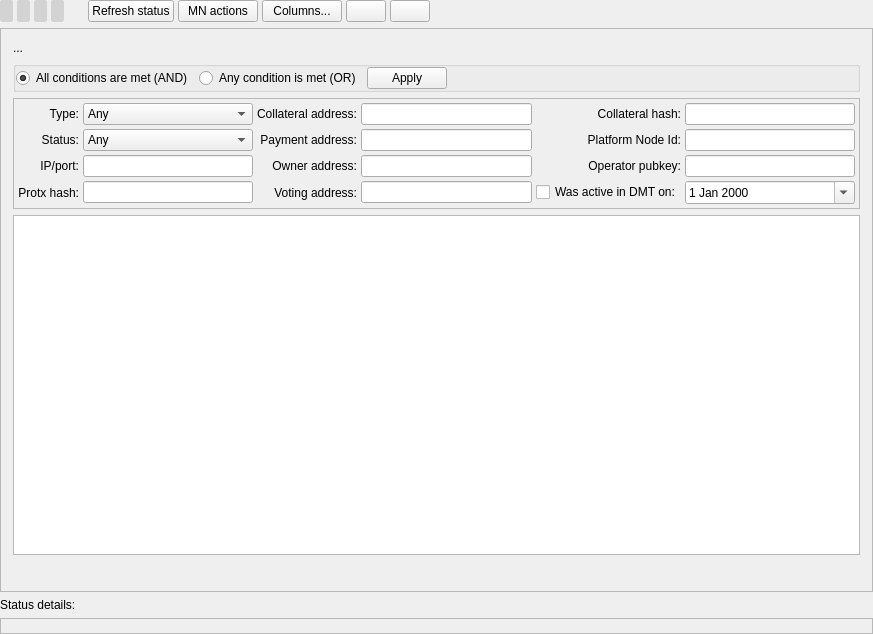
Before: the Qt Designer form src/ui/ui_app_main_view_wdg.ui in Bertrand256/dash-masternode-tool, drawn with Qt 5.
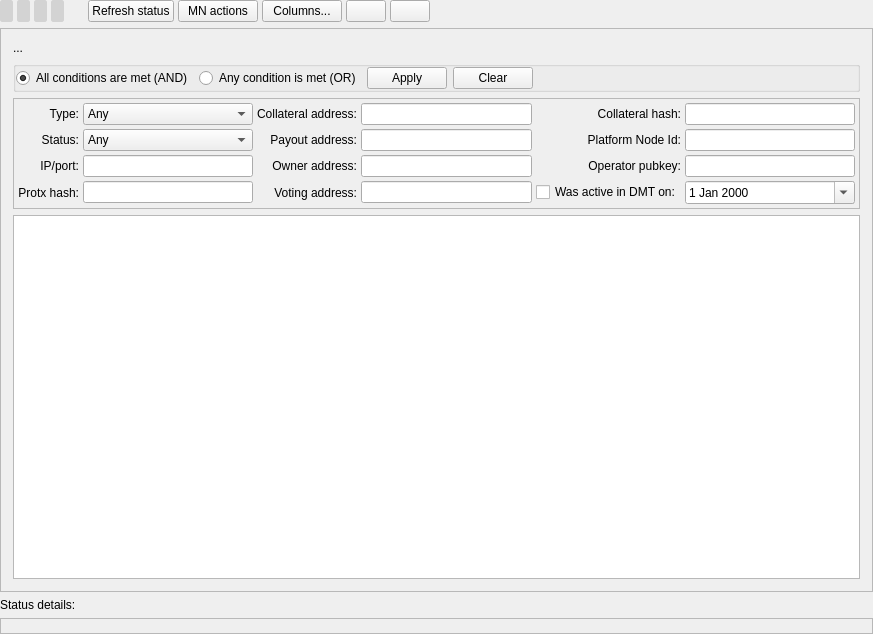
After: the same form once the commit is applied.

The edit to the form file:
```diff
--- a/src/ui/ui_app_main_view_wdg.ui
+++ b/src/ui/ui_app_main_view_wdg.ui
@@ -543,6 +543,16 @@
                </property>
               </widget>
              </item>
+             <item>
+              <widget class="QPushButton" name="btnNetMnsClearFilter">
+               <property name="toolTip">
+                <string>Clear all filter conditions</string>
+               </property>
+               <property name="text">
+                <string>Clear</string>
+               </property>
+              </widget>
+             </item>
              <item>
               <spacer name="horizontalSpacer_2">
                <property name="orientation">
@@ -705,7 +715,7 @@
                    <item row="1" column="2">
                     <widget class="QLabel" name="label_4">
                      <property name="text">
-                      <string>Payment address:</string>
+                      <string>Payout address:</string>
                      </property>
                      <property name="alignment">
                       <set>Qt::AlignRight|Qt::AlignTrailing|Qt::AlignVCenter</set>
@@ -859,11 +869,13 @@
                  </widget>
                 </item>
                 <item>
-                 <widget class="QTableView" name="viewAllMasternodes"/>
-                </item>
-                <item>
-                 <widget class="QWidget" name="widget" native="true">
-                  <layout class="QVBoxLayout" name="verticalLayout_9"/>
+                 <widget class="QTableView" name="viewNetMasternodes">
+                  <property name="selectionMode">
+                   <enum>QAbstractItemView::SingleSelection</enum>
+                  </property>
+                  <property name="wordWrap">
+                   <bool>true</bool>
+                  </property>
                  </widget>
                 </item>
                </layout>
```
Left out of the diff: 41 changed lines with no effect on the pictures.
